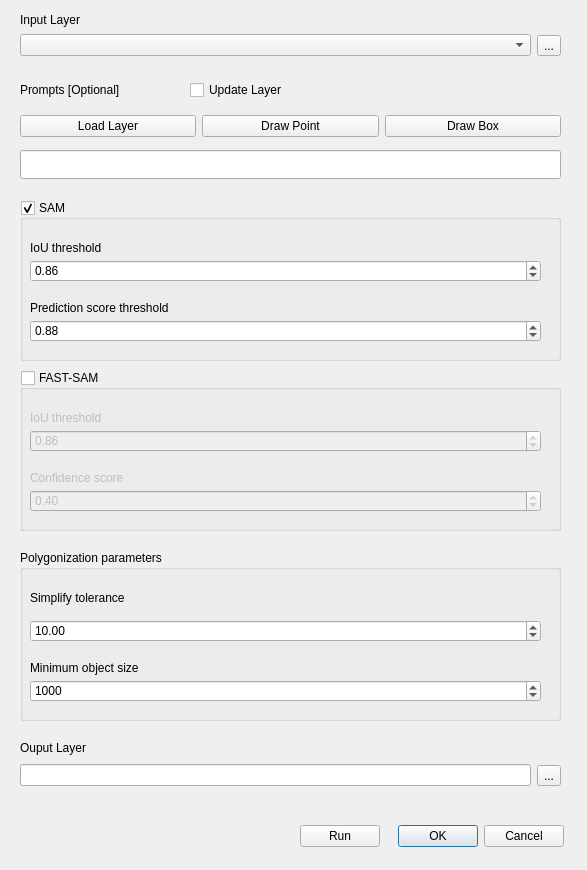
The window that seg2shp_dialog_base.ui (gdslab/segment-agricultural-parcel) describes before a commit, drawn with Qt 5.
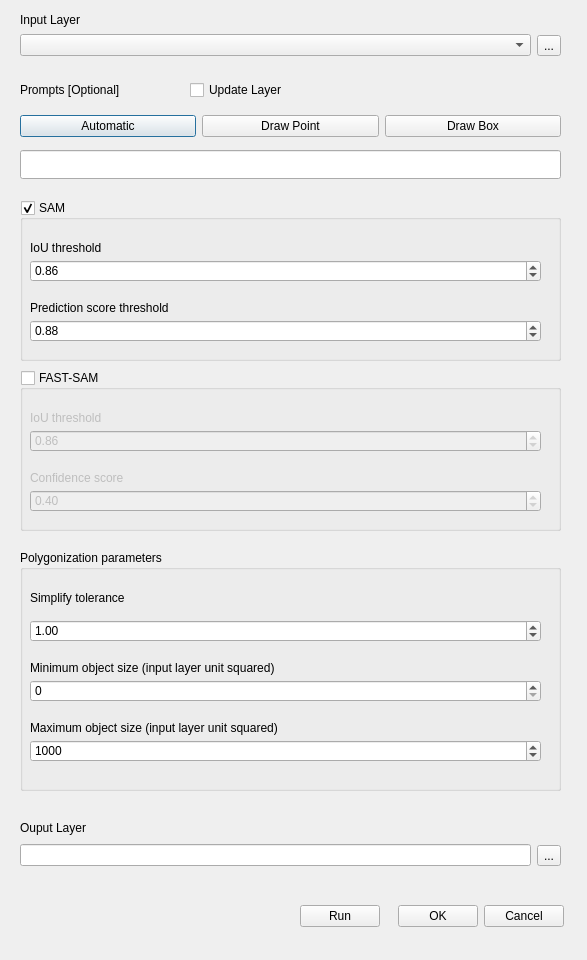
The same window after the commit. Custom widgets are drawn as their Qt base class.

```diff
--- a/seg2shp_dialog_base.ui
+++ b/seg2shp_dialog_base.ui
@@ -7,7 +7,7 @@
     <x>0</x>
     <y>0</y>
     <width>587</width>
-    <height>870</height>
+    <height>960</height>
    </rect>
   </property>
   <property name="windowTitle">
@@ -30,7 +30,7 @@
    <property name="geometry">
     <rect>
      <x>20</x>
-     <y>740</y>
+     <y>820</y>
      <width>111</width>
      <height>16</height>
     </rect>
@@ -94,7 +94,16 @@
     <item>
      <widget class="QPushButton" name="pushButton_load_prompt_layer">
       <property name="text">
-       <string>Load Layer</string>
+       <string>Automatic</string>
+      </property>
+      <property name="checkable">
+       <bool>false</bool>
+      </property>
+      <property name="default">
+       <bool>true</bool>
+      </property>
+      <property name="flat">
+       <bool>false</bool>
       </property>
      </widget>
     </item>
@@ -118,7 +127,7 @@
    <property name="geometry">
     <rect>
      <x>20</x>
-     <y>760</y>
+     <y>840</y>
      <width>541</width>
      <height>31</height>
     </rect>
@@ -140,7 +149,7 @@
    <property name="geometry">
     <rect>
      <x>300</x>
-     <y>820</y>
+     <y>900</y>
      <width>264</width>
      <height>32</height>
     </rect>
@@ -319,7 +328,7 @@
      <x>20</x>
      <y>550</y>
      <width>541</width>
-     <height>171</height>
+     <height>241</height>
     </rect>
    </property>
    <property name="title">
@@ -348,7 +357,7 @@
      </rect>
     </property>
     <property name="value">
-     <double>10.000000000000000</double>
+     <double>1.000000000000000</double>
     </property>
    </widget>
    <widget class="QSpinBox" name="spinBox_minimum_object_size">
@@ -367,7 +376,7 @@
      <number>100</number>
     </property>
     <property name="value">
-     <number>1000</number>
+     <number>0</number>
     </property>
    </widget>
    <widget class="QLabel" name="label_6">
@@ -375,12 +384,47 @@
      <rect>
       <x>10</x>
       <y>110</y>
-      <width>171</width>
+      <width>381</width>
       <height>16</height>
      </rect>
     </property>
     <property name="text">
-     <string>Minimum object size</string>
+     <string>Minimum object size (input layer unit squared)</string>
+    </property>
+   </widget>
+   <widget class="QLabel" name="label_11">
+    <property name="geometry">
+     <rect>
+      <x>10</x>
+      <y>170</y>
+      <width>391</width>
+      <height>16</height>
+     </rect>
+    </property>
+    <property name="text">
+     <string>Maximum object size (input layer unit squared)</string>
+    </property>
+   </widget>
+   <widget class="QSpinBox" name="spinBox_maximum_object_size">
+    <property name="geometry">
+     <rect>
+      <x>10</x>
+      <y>190</y>
+      <width>511</width>
+      <height>22</height>
+     </rect>
+    </property>
+    <property name="minimum">
+     <number>0</number>
+    </property>
+    <property name="maximum">
+     <number>1000000000</number>
+    </property>
+    <property name="singleStep">
+     <number>1</number>
+    </property>
+    <property name="value">
+     <number>1000</number>
     </property>
    </widget>
   </widget>
```
Left out of the diff: 4 changed lines with no effect on the pictures.
